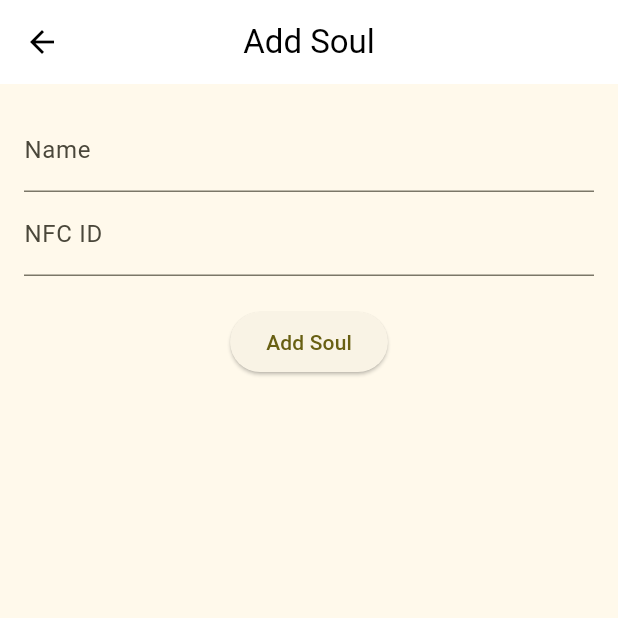
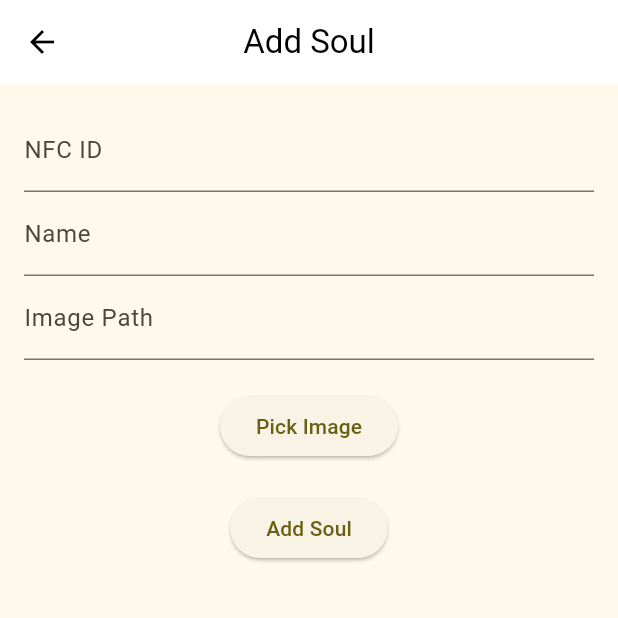
Before and after one commit to shoAppRepo/stuff_spirit, a Flutter app: the AddSoulPage screen opened by its route, on a phone screen of 412 x 824 dp, the top half of it. Run offline on Flutter 3.47's test engine with Material 3 defaults, Android fonts, the phone set to English and light mode, and no system bars; our stand-ins replace image_picker, sqflite; accounts and stored records are empty.

Commit message:
アイコンアップロード追加

```diff
--- a/lib/add_soul.dart
+++ b/lib/add_soul.dart
@@ -1,5 +1,9 @@
 import 'package:flutter/material.dart';
+import 'package:image_picker/image_picker.dart';
 import 'package:stuff_spirit/db/database_helper.dart';
+import 'package:path_provider/path_provider.dart';
+import 'dart:io';
+import 'package:path/path.dart';
 
 class AddSoulPage extends StatefulWidget {
   @override
@@ -9,6 +13,31 @@ class AddSoulPage extends StatefulWidget {
 class _AddSoulPageState extends State<AddSoulPage> {
   final _nameController = TextEditingController();
   final _nfcController = TextEditingController();
+  final _imageController = TextEditingController();
+  final ImagePicker _picker = ImagePicker();
+  String _imagePath = '';
+
+  // 画像を選択してそのパスをTextEditingControllerに格納
+  Future<void> _pickImage() async {
+    final XFile? image = await _picker.pickImage(source: ImageSource.gallery);
+
+    if (image != null) {
+      // アプリのディレクトリに画像をコピー
+      final directory = await getApplicationDocumentsDirectory();
+      // 一時的な画像のパス
+      final imagePath = join(directory.path, basename(image.path));
+      final File newImage = File(imagePath);
+      // 画像の永続化
+      await File(image.path).copy(newImage.path);
+
+      // 画像のパスをコントローラにセット
+      setState(() {
+        _imagePath = imagePath;
+        _imageController.text = _imagePath; // コントローラに格納
+      });
+    }
+  }
+
 
   @override
   Widget build(BuildContext context) {
@@ -25,15 +54,29 @@ class _AddSoulPageState extends State<AddSoulPage> {
         child: Column(
           children: [
             TextField(
+              controller: _nfcController,
+              decoration: const InputDecoration(
+                labelText: 'NFC ID',
+              ),
+            ),
+            TextField(
               controller: _nameController,
               decoration: const InputDecoration(
                 labelText: 'Name',
               ),
             ),
             TextField(
-              controller: _nfcController,
+              controller: _imageController,
               decoration: const InputDecoration(
-                labelText: 'NFC ID',
+                labelText: 'Image Path',
+              ),
+              readOnly: true, // 画像のパスはユーザーが編集しないようにする
+            ),
+            Container(
+              margin: const EdgeInsets.only(top: 20.0),
+              child: ElevatedButton(
+                onPressed: _pickImage, // 画像選択ボタン
+                child: const Text('Pick Image'),
               ),
             ),
             Container(
@@ -43,6 +86,7 @@ class _AddSoulPageState extends State<AddSoulPage> {
                   DatabaseHelper.instance.insertSoul({
                     'name': _nameController.text,
                     'nfc_id': _nfcController.text,
+                    'icon_url': _imageController.text,
                   });
 
                   Navigator.pop(context);
--- a/pubspec.yaml
+++ b/pubspec.yaml
@@ -31,7 +31,9 @@ dependencies:
   flutter:
     sdk: flutter
   sqflite: ^2.2.0
-  path: ^1.8.0
+  image_picker: ^0.8.4+5
+  path_provider: ^2.0.11
+  path: ^1.8.1
 
   # The following adds the Cupertino Icons font to your application.
   # Use with the CupertinoIcons class for iOS style icons.
```
Also changed, not shown: pubspec.lock, 7 other files.
